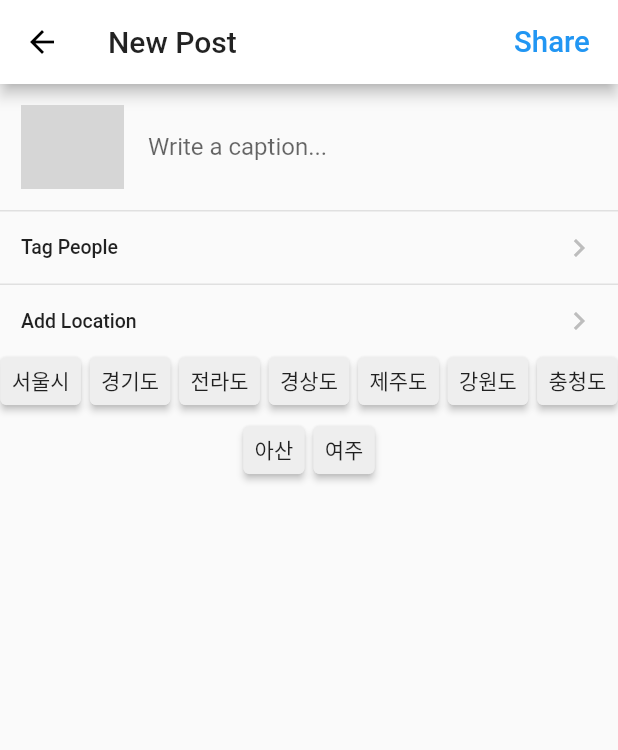
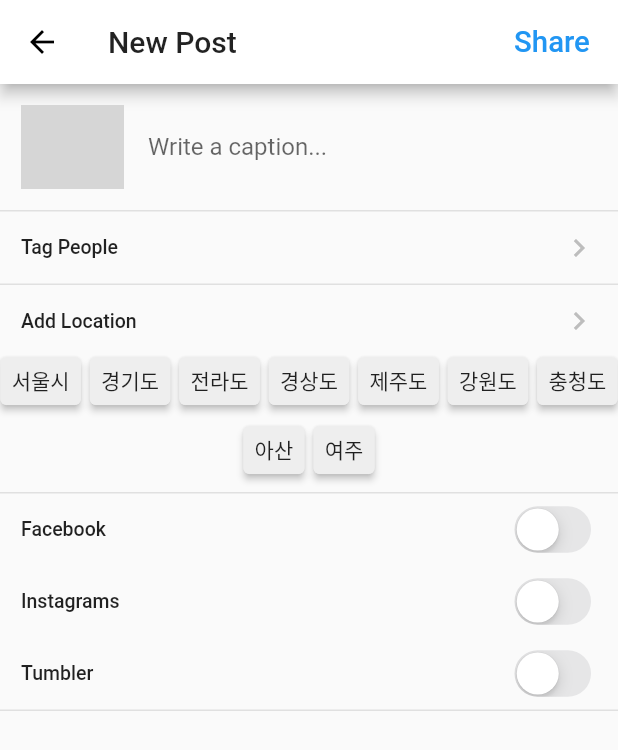
Before and after one commit to tintoll/instagram_flutter, a Flutter app: the SharePostScreen screen opened directly with empty values, on a phone screen of 412 x 824 dp. Shown: the top 750 px of the screen. Run offline on Flutter 3.47's test engine with Material 2 defaults, Android fonts, the phone set to English and light mode, and no system bars; drawn by our look-alikes of flutter_tags; our stand-ins replace cached_network_image, camera, cloud_firestore, firebase_auth, firebase_core, permission_handler; missing offline and left inert: app_settings, flutter_facebook_login, local_image_provider; accounts and stored records are empty; network calls fail; statements that could not run were skipped; grey boxes are pictures that could not be loaded.

Commit message:
add SectionSwitch layout in share post screen

```diff
--- a/lib/screens/share_post_screen.dart
+++ b/lib/screens/share_post_screen.dart
@@ -1,5 +1,6 @@
 import 'dart:io';
 
+import 'package:flutter/cupertino.dart';
 import 'package:flutter/material.dart';
 import 'package:flutter_tags/flutter_tags.dart';
 import 'package:instagram_flutter/constants/common_size.dart';
@@ -49,7 +50,19 @@ class SharePostScreen extends StatelessWidget {
             _sectionButton('Tag People'),
             _divider,
             _sectionButton('Add Location'),
-            Tags(
+            _tags(),
+            SizedBox(height: common_s_gap,),
+            _divider,
+            SectionSwitch('Facebook'),
+            SectionSwitch('Instagrams'),
+            SectionSwitch('Tumbler'),
+            _divider,
+          ],
+        ));
+  }
+
+  Tags _tags() {
+    return Tags(
       horizontalScroll: true,
       itemCount: _tagItems.length,
       heightHorizontalScroll: 30,
@@ -62,9 +75,7 @@ class SharePostScreen extends StatelessWidget {
         elevation: 2,
         color: Colors.green,
       ),
-            )
-          ],
-        ));
+    );
   }
 
   ListTile _sectionButton(String title) {
@@ -105,3 +116,38 @@ class SharePostScreen extends StatelessWidget {
     );
   }
 }
+
+class SectionSwitch extends StatefulWidget {
+  final String _title;
+
+  const SectionSwitch(
+    this._title, {
+    Key key,
+  }) : super(key: key);
+
+  @override
+  _SectionSwitchState createState() => _SectionSwitchState();
+}
+
+class _SectionSwitchState extends State<SectionSwitch> {
+  bool checked = false;
+  @override
+  Widget build(BuildContext context) {
+    return ListTile(
+      title: Text(
+        widget._title,
+        style: TextStyle(fontWeight: FontWeight.w500),
+      ),
+      trailing: CupertinoSwitch(
+        onChanged: (onValue) {
+          setState(() {
+            checked = onValue;
+          });
+        },
+        value: checked,
+      ),
+      dense: true,
+      contentPadding: EdgeInsets.symmetric(horizontal: common_gap),
+    );
+  }
+}
```
Lines whose indentation alone changed are shown as unchanged.
